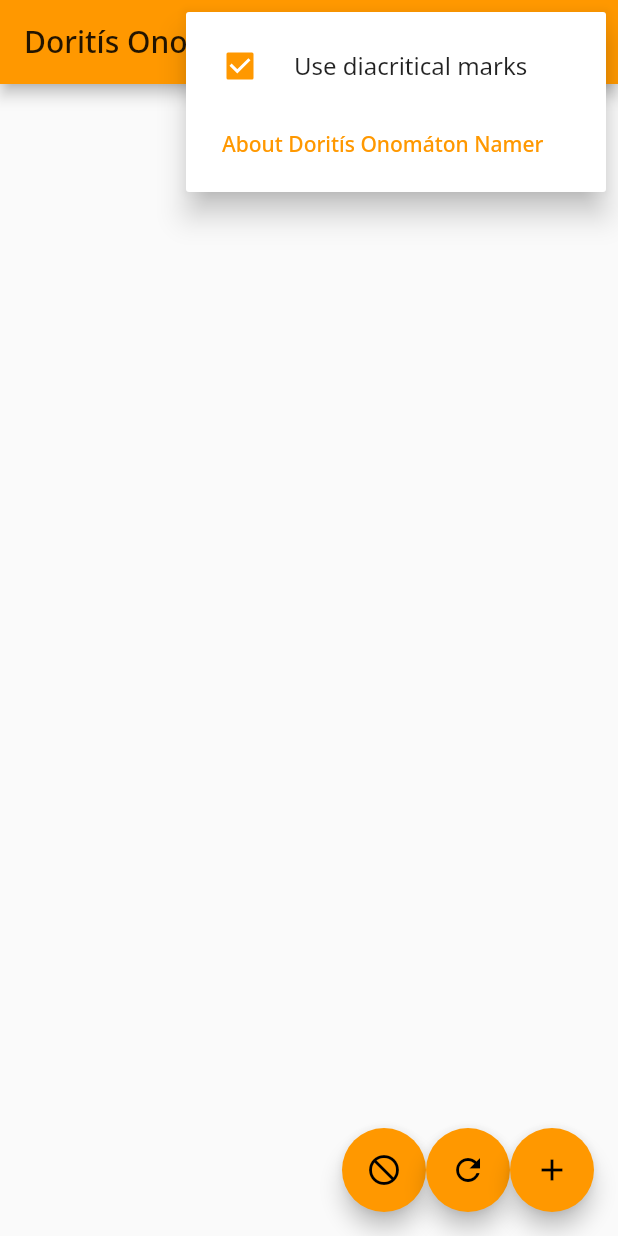
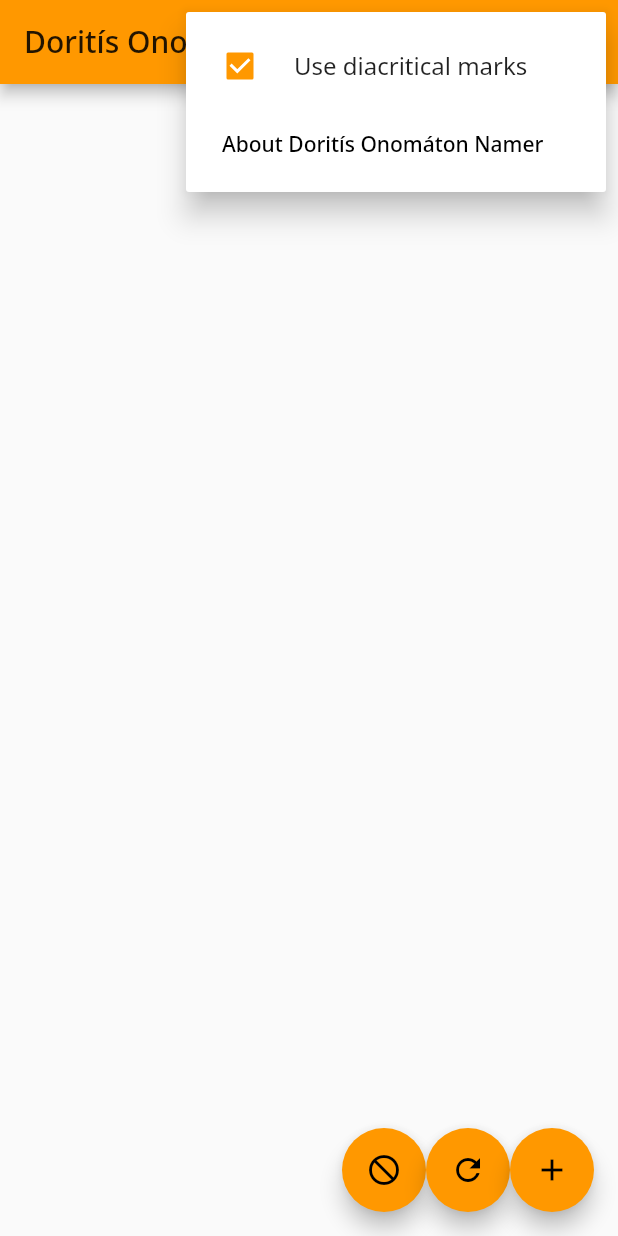
Before and after one commit to jcolag/doritis-onomaton, a Flutter app: the screen it shows after launch, after a tap on the "more vert" icon, on a phone screen of 412 x 824 dp. Run offline on Flutter 3.47's test engine with Material 2 defaults, Android fonts, the light colour scheme and no system bars; missing offline and left inert: unorm_dart; project files that could hold a hidden picture were left out.

Commit message:
Fix orange menu item

```diff
--- a/lib/main.dart
+++ b/lib/main.dart
@@ -331,7 +331,12 @@
               ),
               PopupMenuItem(
                 child:  TextButton(
-                  child: Text('About ${widget.title}'),
+                  child: Text(
+                    'About ${widget.title}',
+                    style: TextStyle(
+                      color: Colors.black,
+                    )
+                  ),
                   onPressed: () {
                     Navigator.pop(context);
                     showAboutDialog(
```
